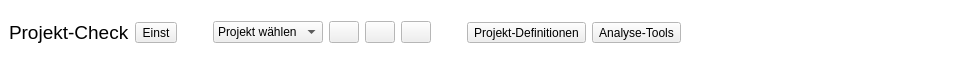
This is projektcheck/ui/ProjektCheck_dockwidget_base.ui in projektcheck/ProjektCheck-QGIS as Qt 5 draws it before an edit. The edited form follows.
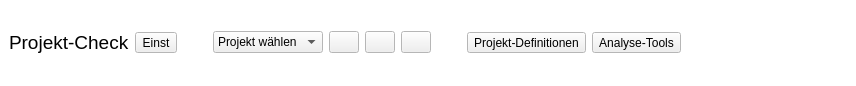
This is the edited form. Icons and pictures are not drawn.

What changed in the file:
```diff
--- a/projektcheck/ui/ProjektCheck_dockwidget_base.ui
+++ b/projektcheck/ui/ProjektCheck_dockwidget_base.ui
@@ -6,8 +6,8 @@
    <rect>
     <x>0</x>
     <y>0</y>
-    <width>953</width>
-    <height>66</height>
+    <width>856</width>
+    <height>86</height>
    </rect>
   </property>
   <property name="sizePolicy">
```
Left out of the diff: 2 changed lines with no effect on the pictures.
